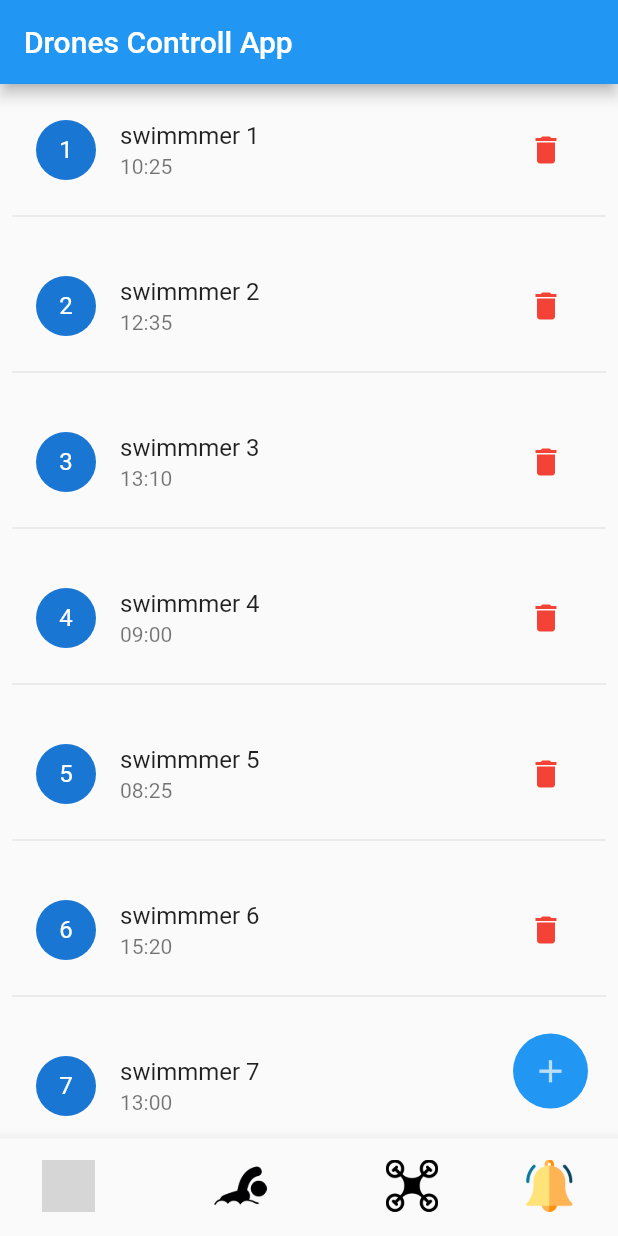
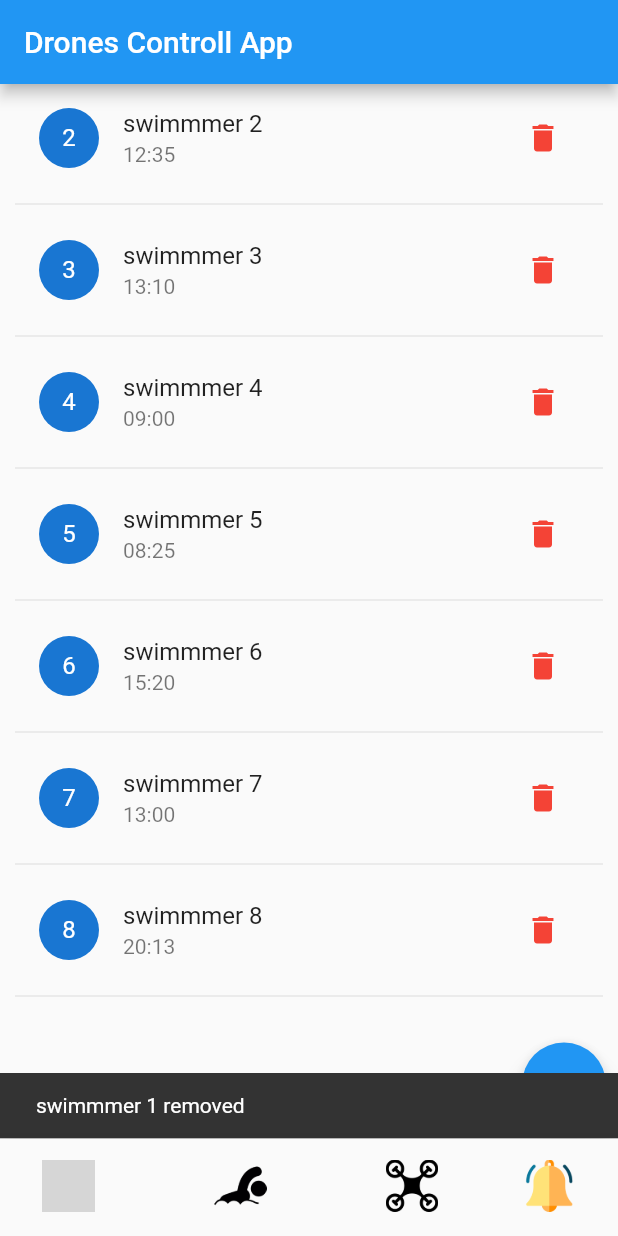
Before and after one commit to youssefdarahem/Drone_App, a Flutter app: the screen it shows after launch, item 2 of the bottom bar chosen, after a tap on the "delete" icon, on a phone screen of 412 x 824 dp. Run offline on Flutter 3.47's test engine with Material 2 defaults, Android fonts, the phone set to English and light mode, and no system bars; our stand-ins replace flutter_map, latlong2; grey boxes are pictures that could not be loaded.

Commit message:
ui layout

```diff
--- a/lib/main.dart
+++ b/lib/main.dart
@@ -1,19 +1,28 @@
 import 'package:drone_for_beaches/Screens/Home.dart';
+import 'package:drone_for_beaches/provider/swimmer_provider.dart';
+import 'package:drone_for_beaches/provider/ui_provider.dart';
 import 'package:flutter/material.dart';
+import 'package:provider/provider.dart';
 
 void main() {
-  runApp(MyApp());
+  runApp(MultiProvider(providers: [
+    ChangeNotifierProvider(create: (_) => UiBodyProvider()),
+    ChangeNotifierProvider(create: (_) => SwimmersProvider()),
+  ], child: MyApp()));
 }
 
 class MyApp extends StatelessWidget {
   @override
   Widget build(BuildContext context) {
-    return MaterialApp(
-      title: 'Flutter Demo',
-      theme: ThemeData(
-        primarySwatch: Colors.blue,
+    return ChangeNotifierProvider(
+      create: (_) => UiBodyProvider(),
+      child: MaterialApp(
+        title: 'Flutter Demo',
+        theme: ThemeData(
+          primarySwatch: Colors.blue,
+        ),
+        home: HomePage(),
       ),
-      home: HomePage(),
     );
   }
 }
--- /dev/null
+++ b/lib/models/location.dart
@@ -0,0 +1,10 @@
+class Location {
+  double longitude;
+  double latitude;
+  Location(this.latitude, this.longitude);
+
+  @override
+  String toString() {
+    return '(${this.latitude}, ${this.longitude})';
+  }
+}
--- a/lib/models/swimmers.dart
+++ b/lib/models/swimmers.dart
@@ -1,18 +1,14 @@
+import 'package:drone_for_beaches/models/location.dart';
+
 class Swimmer {
   final int id;
   final String? name;
   final String? timeOfRegestration;
+  Location? currLocation;
 
-  const Swimmer({required this.id, this.name, this.timeOfRegestration});
+  Swimmer({required this.id, this.name, this.timeOfRegestration,this.currLocation});
+
+  void updateSwimmerLocation(Location newLoc) {
+    this.currLocation = newLoc;
+  }
 }
-
- const List<Swimmer> SwimmersDummyData = [
-  Swimmer(id: 1, name: "swimmmer 1", timeOfRegestration: "10:25"),
-  Swimmer(id: 2, name: "swimmmer 2", timeOfRegestration: "12:35"),
-  Swimmer(id: 3, name: "swimmmer 3", timeOfRegestration: "13:10"),
-  Swimmer(id: 4, name: "swimmmer 4", timeOfRegestration: "09:00"),
-  Swimmer(id: 5, name: "swimmmer 5", timeOfRegestration: "08:25"),
-  Swimmer(id: 6, name: "swimmmer 6", timeOfRegestration: "15:20"),
-  Swimmer(id: 7, name: "swimmmer 7", timeOfRegestration: "13:00"),
-  Swimmer(id: 8, name: "swimmmer 8", timeOfRegestration: "20:13"),
-];
--- /dev/null
+++ b/lib/provider/swimmer_provider.dart
@@ -0,0 +1,26 @@
+import 'package:drone_for_beaches/models/swimmers.dart';
+import 'package:flutter/cupertino.dart';
+
+class SwimmersProvider with ChangeNotifier {
+  List<Swimmer> swimmers = [];
+  List<Swimmer> SwimmersDummyData = [
+    Swimmer(id: 1, name: "swimmmer 1", timeOfRegestration: "10:25"),
+    Swimmer(id: 2, name: "swimmmer 2", timeOfRegestration: "12:35"),
+    Swimmer(id: 3, name: "swimmmer 3", timeOfRegestration: "13:10"),
+    Swimmer(id: 4, name: "swimmmer 4", timeOfRegestration: "09:00"),
+    Swimmer(id: 5, name: "swimmmer 5", timeOfRegestration: "08:25"),
+    Swimmer(id: 6, name: "swimmmer 6", timeOfRegestration: "15:20"),
+    Swimmer(id: 7, name: "swimmmer 7", timeOfRegestration: "13:00"),
+    Swimmer(id: 8, name: "swimmmer 8", timeOfRegestration: "20:13"),
+  ];
+  int index = 0;
+
+  removeSwimmer(Swimmer swimmer) {
+    SwimmersDummyData.removeWhere((element) => element.id == swimmer.id);
+    notifyListeners();
+  }
+
+  Swimmer getSwimmer(int id) {
+    return SwimmersDummyData.firstWhere((element) => element.id == id);
+  }
+}
--- /dev/null
+++ b/lib/provider/ui_provider.dart
@@ -0,0 +1,48 @@
+
+import 'package:drone_for_beaches/screens/drone_map.dart';
+import 'package:drone_for_beaches/screens/drones_widget.dart';
+import 'package:drone_for_beaches/screens/main_map.dart';
+import 'package:drone_for_beaches/screens/notification_details.dart';
+import 'package:drone_for_beaches/screens/notifications_list.dart';
+import 'package:drone_for_beaches/screens/swimmer_map.dart';
+import 'package:drone_for_beaches/screens/swimmers_list.dart';
+import 'package:flutter/material.dart';
+
+
+class UiBodyProvider with ChangeNotifier {
+  int _currentIndex = 0;
+
+  int get currentIndex {
+    return _currentIndex;
+  }
+
+  final List _bodylist = [
+    MainMap(),
+    SwimmersList(),
+    DronesList(),
+    NotificationsList(),
+  ];
+
+  Widget body = MainMap();
+
+  void onTabTapped(int index) {
+    _currentIndex = index;
+    body = _bodylist[_currentIndex];
+    notifyListeners();
+  }
+
+  void onSwimmerTap(int id) {
+    body = SwimmerMap(id: id);
+    notifyListeners();
+  }
+
+  void onDroneTap() {
+    body = DroneMap();
+    notifyListeners();
+  }
+
+  void onNotificationTap() {
+    body = NotificationDetails();
+    notifyListeners();
+  }
+}
--- a/lib/screens/Home.dart
+++ b/lib/screens/Home.dart
@@ -1,7 +1,7 @@
-import 'package:drone_for_beaches/widgets/drones_widget.dart';
-import 'package:drone_for_beaches/widgets/main_map.dart';
-import 'package:drone_for_beaches/widgets/swimmers_widget.dart';
+import 'package:drone_for_beaches/provider/ui_provider.dart';
+
 import 'package:flutter/material.dart';
+import 'package:provider/provider.dart';
 
 class HomePage extends StatefulWidget {
   @override
@@ -9,31 +9,19 @@ class HomePage extends StatefulWidget {
 }
 
 class _HomePageState extends State<HomePage> {
-  int _currentIndex = 0;
-  final List _body = [
-    MainMap(),
-    SwimmersWidget(),
-    DronesWidget(),
-    Text("notifi"),
-  ];
   @override
   Widget build(BuildContext context) {
-    void onTabTapped(int index) {
-      setState(() {
-        _currentIndex = index;
-      });
-    }
-
+    UiBodyProvider uiBodyProvider = Provider.of<UiBodyProvider>(context);
     return Scaffold(
       appBar: AppBar(
         title: Text("Drones Controll App"),
       ),
-      body: _body[_currentIndex],
+      body: uiBodyProvider.body,
       bottomNavigationBar: BottomNavigationBar(
         showUnselectedLabels: false,
         showSelectedLabels: false,
-        currentIndex: _currentIndex,
-        onTap: onTabTapped,
+        currentIndex: uiBodyProvider.currentIndex,
+        onTap: (index) => uiBodyProvider.onTabTapped(index),
         items: [
           BottomNavigationBarItem(
             icon: Image.asset(
--- /dev/null
+++ b/lib/screens/swimmers_list.dart
@@ -0,0 +1,74 @@
+import 'package:drone_for_beaches/models/swimmers.dart';
+import 'package:drone_for_beaches/provider/swimmer_provider.dart';
+import 'package:drone_for_beaches/widgets/add_swimmer.dart';
+import 'package:drone_for_beaches/widgets/swimmer_tile.dart';
+import 'package:flutter/material.dart';
+import 'package:provider/provider.dart';
+
+class SwimmersList extends StatefulWidget {
+  @override
+  _SwimmersListState createState() => _SwimmersListState();
+}
+
+class _SwimmersListState extends State<SwimmersList> {
+  void startAddNewTask(BuildContext context) {
+    showModalBottomSheet(
+        context: context,
+        builder: (_) {
+          return AddSwimmer();
+        });
+  }
+
+  @override
+  Widget build(BuildContext context) {
+    return Stack(
+      alignment: AlignmentDirectional.bottomEnd,
+      children: [
+        ListView.builder(
+          itemCount:
+              Provider.of<SwimmersProvider>(context).SwimmersDummyData.length,
+          itemBuilder: (context, index) => _mapToSwimmerList(
+              Provider.of<SwimmersProvider>(context).SwimmersDummyData,
+              context)[index],
+        ),
+        Padding(
+          padding: const EdgeInsets.all(8.0),
+          child: FloatingActionButton(
+            child: Icon(Icons.add),
+            onPressed: () {
+              startAddNewTask(context);
+            },
+          ),
+        ),
+      ],
+    );
+  }
+
+  List<Widget> _mapToSwimmerList(List<Swimmer> swimmers, BuildContext context) {
+    return swimmers.map((swimmer) {
+      return Padding(
+        padding: const EdgeInsets.symmetric(horizontal: 10),
+        child: Column(
+          children: [
+            SwimmerTile(
+              swimmer: swimmer,
+              onDelete: removeSwimmer,
+            ),
+            Divider(),
+          ],
+        ),
+      );
+    }).toList();
+  }
+
+  void removeSwimmer(Swimmer swimmer) {
+    //Todo: call api to remove from database
+    Provider.of<SwimmersProvider>(context,listen: false).removeSwimmer(swimmer);
+    ScaffoldMessenger.of(context).showSnackBar(
+      SnackBar(
+        content: Text('${swimmer.name} removed'),
+        duration: const Duration(seconds: 1),
+      ),
+    );
+  }
+}
--- /dev/null
+++ b/lib/widgets/swimmer_tile.dart
@@ -0,0 +1,43 @@
+import 'package:drone_for_beaches/models/swimmers.dart';
+import 'package:drone_for_beaches/provider/ui_provider.dart';
+import 'package:flutter/material.dart';
+import 'package:provider/provider.dart';
+
+class SwimmerTile extends StatelessWidget {
+  final Swimmer swimmer;
+  final Function onDelete;
+  const SwimmerTile({Key? key, required this.swimmer, required this.onDelete})
+      : super(key: key);
+
+  @override
+  Widget build(BuildContext context) {
+    UiBodyProvider uiBodyProvider = Provider.of(context);
+    return InkWell(
+      onTap: () {
+        uiBodyProvider.onSwimmerTap(swimmer.id);
+      },
+      child: Dismissible(
+        background: Container(
+          color: Colors.red,
+        ),
+        key: ValueKey(swimmer.id.toString()),
+        direction: DismissDirection.horizontal,
+        onDismissed: (direction) {
+          onDelete(swimmer);
+        },
+        child: ListTile(
+          leading: CircleAvatar(
+            child: Text(swimmer.id.toString()),
+          ),
+          title: Text(swimmer.name!),
+          subtitle: Text(swimmer.timeOfRegestration!),
+          trailing: IconButton(
+            icon: Icon(Icons.delete),
+            color: Colors.red,
+            onPressed: () => onDelete(swimmer),
+          ),
+        ),
+      ),
+    );
+  }
+}
--- a/lib/widgets/swimmers_widget.dart
+++ /dev/null
@@ -1,58 +0,0 @@
-import 'package:drone_for_beaches/models/swimmers.dart';
-import 'package:flutter/material.dart';
-
-class SwimmersWidget extends StatelessWidget {
-  @override
-  Widget build(BuildContext context) {
-    return Stack(
-      alignment: AlignmentDirectional.bottomEnd,
-      children: [
-        ListView(
-          children:
-              SwimmersDummyData.map((swimmer) => _mapToSwimmerList(swimmer))
-                  .toList(),
-        ),
-        Padding(
-          padding: const EdgeInsets.all(20.0),
-          child: CircleAvatar(
-            radius: 25,
-            backgroundColor: Colors.blue,
-            child: IconButton(
-              onPressed: () {},
-              icon: Icon(
-                Icons.add,
-                size: 25,
-              ),
-            ),
-          ),
-        ),
-      ],
-    );
-  }
-
-  Widget _mapToSwimmerList(Swimmer swimmer) {
-    return Padding(
-      padding: const EdgeInsets.all(8.0),
-      child: Column(
-        children: [
-          ListTile(
-            key: ValueKey(swimmer.id.toString()),
-            leading: CircleAvatar(
-              child: Text(swimmer.id.toString()),
-            ),
-            title: Text(swimmer.name!),
-            subtitle: Text(swimmer.timeOfRegestration!),
-            trailing: IconButton(
-              icon: Icon(Icons.delete),
-              color: Colors.red,
-              onPressed: () {
-                print('delete');
-              },
-            ),
-          ),
-          Divider(),
-        ],
-      ),
-    );
-  }
-}
--- a/pubspec.yaml
+++ b/pubspec.yaml
@@ -24,6 +24,7 @@ dependencies:
   flutter:
     sdk: flutter
   flutter_map: ^0.14.0
+  provider: ^6.0.1
 
   # The following adds the Cupertino Icons font to your application.
   # Use with the CupertinoIcons class for iOS style icons.
```
Also changed, not shown: lib/models/drones.dart (+9 -13 lines), lib/models/notification.dart (+2 -15 lines), lib/screens/drone_map.dart (added, +10 -0 lines), lib/screens/drones_widget.dart (added, +27 -0 lines), lib/screens/notification_details.dart (added, +10 -0 lines), lib/screens/notifications_list.dart (added, +52 -0 lines), lib/screens/swimmer_map.dart (added, +76 -0 lines), lib/widgets/add_swimmer.dart (added, +65 -0 lines), lib/widgets/drones_widget.dart (deleted, +0 -17 lines), lib/screens/main_map.dart (renamed from lib/widgets/main_map.dart), pubspec.lock.
